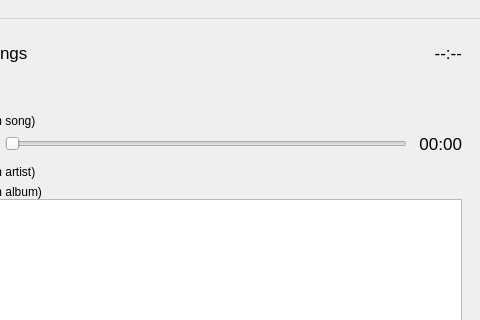
First picture: the form in nowplayingwindow.ui, repository gidzzz/openmediaplayer, before the edit; both pictures show x 324 to 804 and y 0 to 320 of the 804 by 536 pixel window.
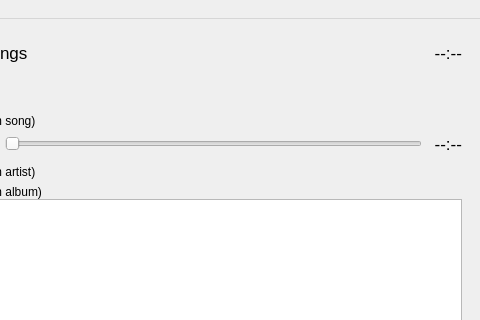
Second picture: the form after the edit. Custom widgets are drawn as their Qt base class.

```diff
--- a/nowplayingwindow.ui
+++ b/nowplayingwindow.ui
@@ -323,7 +323,7 @@
                     </font>
                    </property>
                    <property name="text">
-                    <string notr="true">00:00</string>
+                    <string notr="true">--:--</string>
                    </property>
                    <property name="alignment">
                     <set>Qt::AlignRight|Qt::AlignVCenter</set>
```
